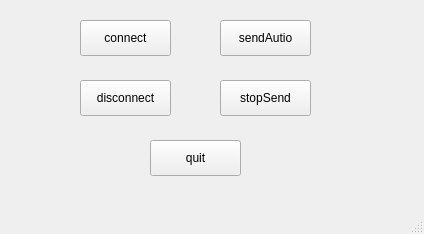
Before: the Qt Designer form networkSockets/mainwindow.ui in cchafe/creating_a_musical_inferface, drawn with Qt 5.
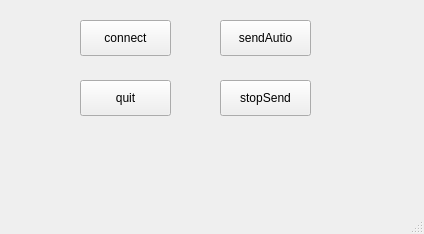
After: the same form once the commit is applied.

What changed in the file:
```diff
--- a/networkSockets/mainwindow.ui
+++ b/networkSockets/mainwindow.ui
@@ -30,8 +30,8 @@
    <widget class="QPushButton" name="quithButton">
     <property name="geometry">
      <rect>
-      <x>150</x>
-      <y>140</y>
+      <x>80</x>
+      <y>80</y>
       <width>91</width>
       <height>36</height>
      </rect>
@@ -66,19 +66,6 @@
      <string>stopSend</string>
     </property>
    </widget>
-   <widget class="QPushButton" name="disconnectButton">
-    <property name="geometry">
-     <rect>
-      <x>80</x>
-      <y>80</y>
-      <width>91</width>
-      <height>36</height>
-     </rect>
-    </property>
-    <property name="text">
-     <string>disconnect</string>
-    </property>
-   </widget>
   </widget>
   <widget class="QMenuBar" name="menubar">
    <property name="geometry">
```
Left out of the diff: 2 changed lines with no effect on the pictures.
